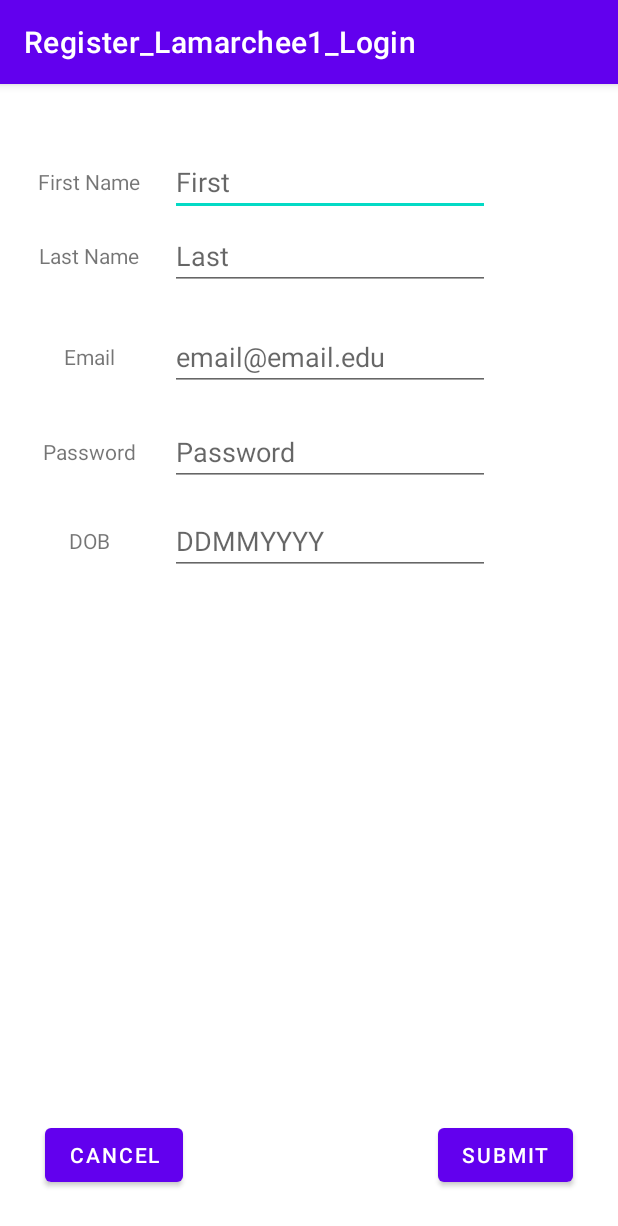
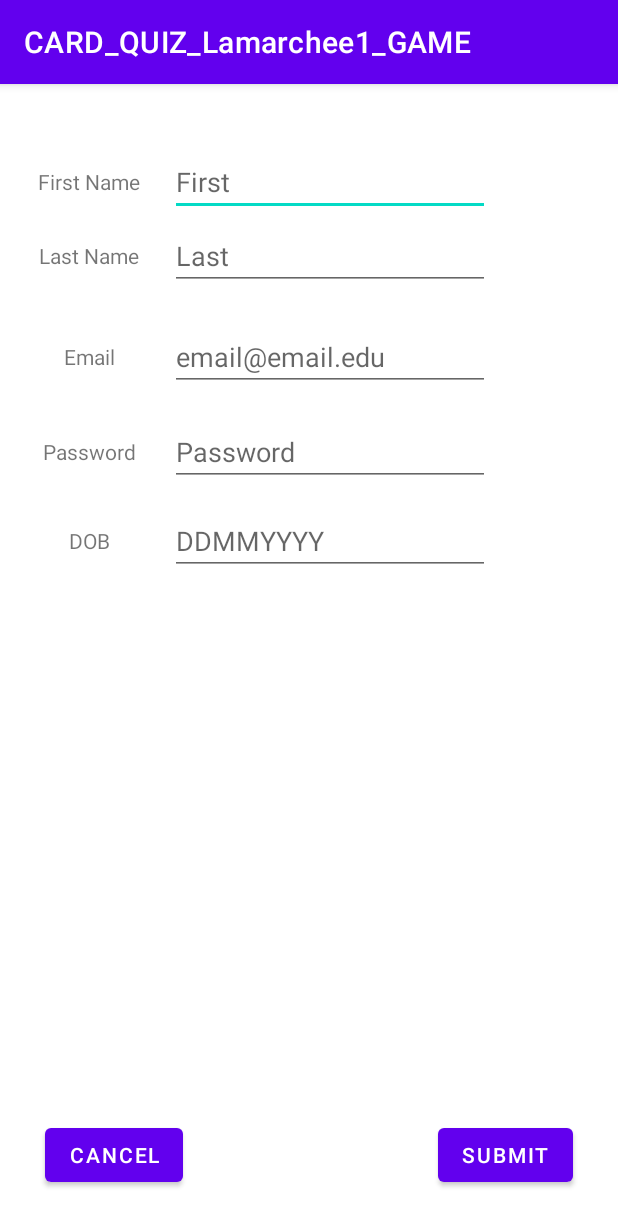
Before and after one commit to EricLamarche/card-quiz-game, an Android app: the Register screen opened directly, with no data from a screen before it, on a phone screen of 412 x 824 dp. Shown: the top 1226 px of the screen. Run offline under Robolectric (Android 15) with nearby library versions, the light colour scheme and no system bars.

Commit message:
initial commit

```diff
--- a/app/build.gradle
+++ b/app/build.gradle
@@ -6,7 +6,7 @@ android {
     compileSdk 32
 
     defaultConfig {
-        applicationId "com.example.register_lamarchee1_login"
+        applicationId "com.example.CARD_QUIZ_Lamarchee1_GAME"
         minSdk 24
         targetSdk 32
         versionCode 1
@@ -35,4 +35,7 @@ dependencies {
     testImplementation 'junit:junit:4.13.2'
     androidTestImplementation 'androidx.test.ext:junit:1.1.3'
     androidTestImplementation 'androidx.test.espresso:espresso-core:3.4.0'
+
+
+
 }
--- a/app/src/main/java/com/example/register_lamarchee1_login/Register.java
+++ b/app/src/main/java/com/example/CARD_QUIZ_Lamarchee1_GAME/Register.java
@@ -1,8 +1,10 @@
-package com.example.register_lamarchee1_login;
+package com.example.CARD_QUIZ_Lamarchee1_GAME;
 
 import androidx.appcompat.app.AppCompatActivity;
 
+import android.content.Context;
 import android.content.Intent;
+import android.content.SharedPreferences;
 import android.os.Bundle;
 import android.view.View;
 import android.widget.Button;
@@ -10,6 +12,10 @@ import android.widget.EditText;
 import android.widget.Toast;
 
 public class Register extends AppCompatActivity {
+
+    public static final String SHARED_PREF_EMAIL = "email";
+    public static final String SHARED_PREF_PASSWORD = "password";
+    public static final String SHARED_PREF_FILENAME = "sharedPref";
 
     EditText edtFirstName, edtLastName, edtBirthday, edtPassword, etdEmail;
     Button btnCancel, btnSubmit;
@@ -57,6 +63,15 @@ public class Register extends AppCompatActivity {
                         Toast.makeText(Register.this, "Error: email must contain @ and .com or .edu", Toast.LENGTH_SHORT).show();
 
                     } else {
+
+                        //save the current user info to the shared preferences
+                        SharedPreferences sharedPref = getSharedPreferences(SHARED_PREF_FILENAME, Context.MODE_PRIVATE);
+                        SharedPreferences.Editor editor = sharedPref.edit();
+                        editor.putString(SHARED_PREF_EMAIL, email);
+                        editor.putString(SHARED_PREF_PASSWORD, password);
+                        editor.apply();
+
+
                         //send back register successful
                         Intent result = new Intent();
                         setResult(RESULT_OK, result);
--- a/app/src/main/java/com/example/register_lamarchee1_login/SplashScreen.java
+++ b/app/src/main/java/com/example/CARD_QUIZ_Lamarchee1_GAME/SplashScreen.java
@@ -1,11 +1,10 @@
-package com.example.register_lamarchee1_login;
+package com.example.CARD_QUIZ_Lamarchee1_GAME;
 
 import androidx.appcompat.app.AppCompatActivity;
 
 import android.os.Bundle;
 import android.os.Handler;
 import android.os.Looper;
-import android.widget.ImageView;
 import android.widget.TextView;
 
 public class SplashScreen extends AppCompatActivity {
--- a/app/src/main/res/layout-land/activity_register.xml
+++ b/app/src/main/res/layout-land/activity_register.xml
@@ -56,7 +56,7 @@
         android:layout_width="wrap_content"
         android:layout_height="wrap_content"
         android:ems="10"
-        android:hint="DD/MM/YYYY"
+        android:hint="DDMMYYYY"
         android:inputType="date"
         app:layout_constraintBottom_toBottomOf="@+id/lblBirthday"
         app:layout_constraintStart_toStartOf="@+id/edtPassword"
@@ -116,7 +116,7 @@
         android:id="@+id/btnRegisterCancel"
         android:layout_width="wrap_content"
         android:layout_height="wrap_content"
-        android:layout_marginStart="388dp"
+        android:layout_marginStart="428dp"
         android:text="Cancel"
         app:layout_constraintBottom_toBottomOf="@+id/btnRegisterSubmit"
         app:layout_constraintStart_toStartOf="parent"
--- a/app/src/main/res/layout-sw600dp/activity_register.xml
+++ /dev/null
@@ -1,143 +0,0 @@
-<?xml version="1.0" encoding="utf-8"?>
-<androidx.constraintlayout.widget.ConstraintLayout xmlns:android="http://schemas.android.com/apk/res/android"
-    xmlns:app="http://schemas.android.com/apk/res-auto"
-    xmlns:tools="http://schemas.android.com/tools"
-    android:layout_width="match_parent"
-    android:layout_height="match_parent"
-    tools:context=".Register">
-
-    <EditText
-        android:id="@+id/edtFirstName"
-        android:layout_width="wrap_content"
-        android:layout_height="wrap_content"
-        android:layout_marginStart="20dp"
-        android:ems="10"
-        android:hint="First"
-        android:inputType="textPersonName"
-        android:textSize="24sp"
-        app:layout_constraintBottom_toBottomOf="@+id/textView6"
-        app:layout_constraintStart_toEndOf="@+id/textView6"
-        app:layout_constraintTop_toTopOf="@+id/textView6" />
-
-    <EditText
-        android:id="@+id/edtPassword"
-        android:layout_width="wrap_content"
-        android:layout_height="wrap_content"
-        android:ems="10"
-        android:hint="Password"
-        android:inputType="textPassword"
-        android:textSize="24sp"
-        app:layout_constraintBottom_toBottomOf="@+id/lblPassword"
-        app:layout_constraintStart_toStartOf="@+id/edtEmail"
-        app:layout_constraintTop_toTopOf="@+id/lblPassword" />
-
-    <EditText
-        android:id="@+id/edtLastName"
-        android:layout_width="wrap_content"
-        android:layout_height="wrap_content"
-        android:ems="10"
-        android:hint="Last"
-        android:inputType="textPersonName"
-        android:textSize="24sp"
-        app:layout_constraintBottom_toBottomOf="@+id/lblLastName"
-        app:layout_constraintStart_toStartOf="@+id/edtFirstName"
-        app:layout_constraintTop_toTopOf="@+id/lblLastName" />
-
-    <EditText
-        android:id="@+id/edtEmail"
-        android:layout_width="wrap_content"
-        android:layout_height="wrap_content"
-        android:ems="10"
-        android:hint="email@email.edu"
-        android:inputType="textEmailAddress"
-        android:textSize="24sp"
-        app:layout_constraintBottom_toBottomOf="@+id/lblEmail"
-        app:layout_constraintStart_toStartOf="@+id/edtLastName"
-        app:layout_constraintTop_toTopOf="@+id/lblEmail" />
-
-    <EditText
-        android:id="@+id/edtBirthday"
-        android:layout_width="wrap_content"
-        android:layout_height="wrap_content"
-        android:ems="10"
-        android:hint="DD/MM/YYYY"
-        android:inputType="date"
-        android:textSize="24sp"
-        app:layout_constraintBottom_toBottomOf="@+id/lblBirthday"
-        app:layout_constraintStart_toStartOf="@+id/edtPassword"
-        app:layout_constraintTop_toTopOf="@+id/lblBirthday" />
-
-    <TextView
-        android:id="@+id/lblLastName"
-        android:layout_width="wrap_content"
-        android:layout_height="wrap_content"
-        android:layout_marginTop="30dp"
-        android:text="Last Name"
-        android:textSize="24sp"
-        app:layout_constraintEnd_toEndOf="@+id/textView6"
-        app:layout_constraintStart_toStartOf="@+id/textView6"
-        app:layout_constraintTop_toBottomOf="@+id/textView6" />
-
-    <TextView
-        android:id="@+id/lblEmail"
-        android:layout_width="wrap_content"
-        android:layout_height="wrap_content"
-        android:layout_marginTop="48dp"
-        android:text="Email"
-        android:textSize="24sp"
-        app:layout_constraintEnd_toEndOf="@+id/lblLastName"
-        app:layout_constraintStart_toStartOf="@+id/lblLastName"
-        app:layout_constraintTop_toBottomOf="@+id/lblLastName" />
-
-    <TextView
-        android:id="@+id/lblPassword"
-        android:layout_width="wrap_content"
-        android:layout_height="wrap_content"
-        android:layout_marginTop="44dp"
-        android:text="Password"
-        android:textSize="24sp"
-        app:layout_constraintEnd_toEndOf="@+id/lblEmail"
-        app:layout_constraintStart_toStartOf="@+id/lblEmail"
-        app:layout_constraintTop_toBottomOf="@+id/lblEmail" />
-
-    <TextView
-        android:id="@+id/lblBirthday"
-        android:layout_width="wrap_content"
-        android:layout_height="wrap_content"
-        android:layout_marginTop="40dp"
-        android:text="DOB"
-        android:textSize="24sp"
-        app:layout_constraintEnd_toEndOf="@+id/lblPassword"
-        app:layout_constraintStart_toStartOf="@+id/lblPassword"
-        app:layout_constraintTop_toBottomOf="@+id/lblPassword" />
-
-    <TextView
-        android:id="@+id/textView6"
-        android:layout_width="wrap_content"
-        android:layout_height="wrap_content"
-        android:layout_marginStart="25dp"
-        android:layout_marginTop="55dp"
-        android:text="First Name"
-        android:textSize="24sp"
-        app:layout_constraintStart_toStartOf="parent"
-        app:layout_constraintTop_toTopOf="parent" />
-
-    <Button
-        android:id="@+id/btnRegisterCancel"
-        android:layout_width="wrap_content"
-        android:layout_height="wrap_content"
-        android:text="Cancel"
-        app:layout_constraintBottom_toBottomOf="@+id/btnRegisterSubmit"
-        app:layout_constraintStart_toStartOf="@+id/lblBirthday"
-        app:layout_constraintTop_toTopOf="@+id/btnRegisterSubmit"
-        app:layout_constraintVertical_bias="0.0" />
-
-    <Button
-        android:id="@+id/btnRegisterSubmit"
-        android:layout_width="wrap_content"
-        android:layout_height="wrap_content"
-        android:text="Submit"
-        app:layout_constraintEnd_toEndOf="@+id/edtBirthday"
-        app:layout_constraintStart_toEndOf="@+id/btnRegisterCancel"
-        tools:layout_editor_absoluteY="467dp" />
-</androidx.constraintlayout.widget.ConstraintLayout>
--- a/settings.gradle
+++ b/settings.gradle
@@ -12,5 +12,5 @@ dependencyResolutionManagement {
         mavenCentral()
     }
 }
-rootProject.name = "Register_Lamarchee1_Login"
+rootProject.name = "CARD_QUIZ_Lamarchee1_GAME"
 include ':app'
```
Also changed, not shown: app/src/main/AndroidManifest.xml (+12 -4 lines), app/src/main/java/com/example/CARD_QUIZ_Lamarchee1_GAME/MainActivity.java (added, +95 -0 lines), app/src/main/java/com/example/register_lamarchee1_login/MainActivity.java (deleted, +0 -62 lines), app/src/main/res/layout-land/activity_main.xml (deleted, +0 -41 lines), app/src/main/res/layout-land/activity_splash_screen.xml (+8 -5 lines), app/src/main/res/layout-sw600dp/activity_main.xml (deleted, +0 -57 lines), app/src/main/res/layout-sw600dp/activity_splash_screen.xml (+11 -10 lines), app/src/main/res/layout/activity_main.xml (deleted, +0 -54 lines), app/src/main/res/layout/activity_splash_screen.xml (+5 -2 lines), app/src/main/res/values/strings.xml (+12 -1 lines), 4 other files.
